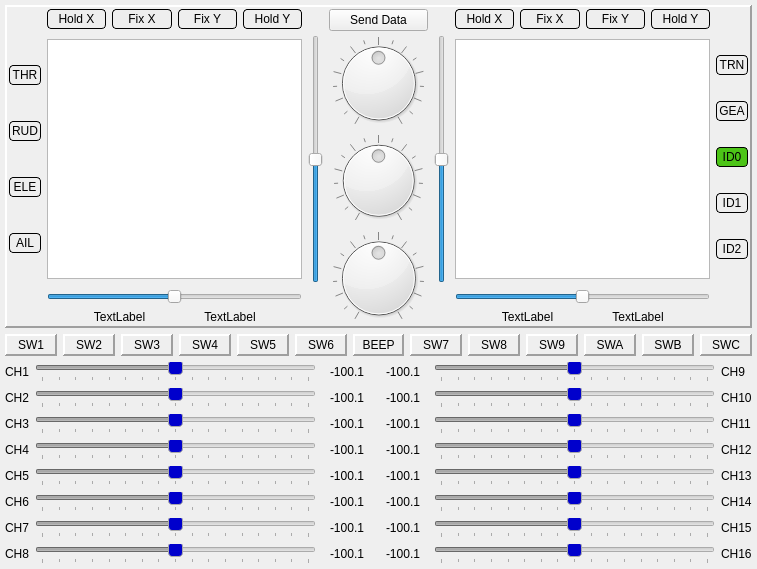
This is src/simulatordialog.ui in xhorizont/eepe as Qt 5 draws it before an edit. The edited form follows.
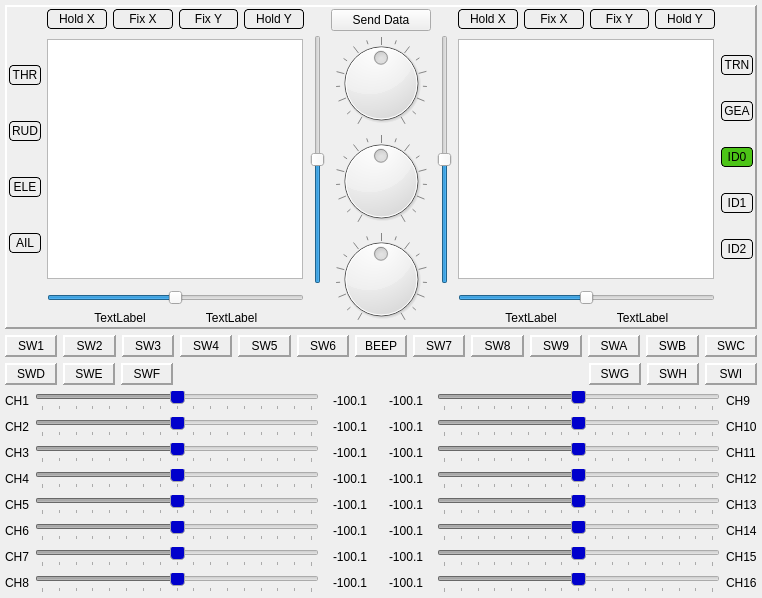
This is the edited form. Icons and pictures are not drawn.

The edit to the form file:
```diff
--- a/src/simulatordialog.ui
+++ b/src/simulatordialog.ui
@@ -6,8 +6,8 @@
    <rect>
     <x>0</x>
     <y>0</y>
-    <width>757</width>
-    <height>569</height>
+    <width>762</width>
+    <height>598</height>
    </rect>
   </property>
   <property name="windowTitle">
@@ -17,7 +17,7 @@
    <iconset resource="eepe.qrc">
     <normaloff>:/images/simulate.png</normaloff>:/images/simulate.png</iconset>
   </property>
-  <layout class="QVBoxLayout" name="verticalLayout_9" stretch="0,0,0">
+  <layout class="QVBoxLayout" name="verticalLayout_9" stretch="0,0,0,0">
    <property name="margin">
     <number>5</number>
    </property>
@@ -1179,6 +1179,245 @@
      </item>
     </layout>
    </item>
+   <item>
+    <layout class="QHBoxLayout" name="horizontalLayout_2">
+     <item>
+      <widget class="QFrame" name="cswitch_13">
+       <property name="minimumSize">
+        <size>
+         <width>52</width>
+         <height>0</height>
+        </size>
+       </property>
+       <property name="autoFillBackground">
+        <bool>true</bool>
+       </property>
+       <property name="frameShape">
+        <enum>QFrame::Panel</enum>
+       </property>
+       <property name="frameShadow">
+        <enum>QFrame::Raised</enum>
+       </property>
+       <property name="lineWidth">
+        <number>2</number>
+       </property>
+       <layout class="QVBoxLayout" name="verticalLayout_12">
+        <property name="margin">
+         <number>2</number>
+        </property>
+        <item>
+         <widget class="QLabel" name="labelCSW_13">
+          <property name="text">
+           <string>SWD</string>
+          </property>
+          <property name="alignment">
+           <set>Qt::AlignCenter</set>
+          </property>
+         </widget>
+        </item>
+       </layout>
+      </widget>
+     </item>
+     <item>
+      <widget class="QFrame" name="cswitch_14">
+       <property name="minimumSize">
+        <size>
+         <width>52</width>
+         <height>0</height>
+        </size>
+       </property>
+       <property name="autoFillBackground">
+        <bool>true</bool>
+       </property>
+       <property name="frameShape">
+        <enum>QFrame::Panel</enum>
+       </property>
+       <property name="frameShadow">
+        <enum>QFrame::Raised</enum>
+       </property>
+       <property name="lineWidth">
+        <number>2</number>
+       </property>
+       <layout class="QVBoxLayout" name="verticalLayout_18">
+        <property name="margin">
+         <number>2</number>
+        </property>
+        <item>
+         <widget class="QLabel" name="labelCSW_14">
+          <property name="text">
+           <string>SWE</string>
+          </property>
+          <property name="alignment">
+           <set>Qt::AlignCenter</set>
+          </property>
+         </widget>
+        </item>
+       </layout>
+      </widget>
+     </item>
+     <item>
+      <widget class="QFrame" name="cswitch_15">
+       <property name="minimumSize">
+        <size>
+         <width>52</width>
+         <height>0</height>
+        </size>
+       </property>
+       <property name="autoFillBackground">
+        <bool>true</bool>
+       </property>
+       <property name="frameShape">
+        <enum>QFrame::Panel</enum>
+       </property>
+       <property name="frameShadow">
+        <enum>QFrame::Raised</enum>
+       </property>
+       <property name="lineWidth">
+        <number>2</number>
+       </property>
+       <layout class="QVBoxLayout" name="verticalLayout_21">
+        <property name="margin">
+         <number>2</number>
+        </property>
+        <item>
+         <widget class="QLabel" name="labelCSW_15">
+          <property name="text">
+           <string>SWF</string>
+          </property>
+          <property name="alignment">
+           <set>Qt::AlignCenter</set>
+          </property>
+         </widget>
+        </item>
+       </layout>
+      </widget>
+     </item>
+     <item>
+      <spacer name="horizontalSpacer">
+       <property name="orientation">
+        <enum>Qt::Horizontal</enum>
+       </property>
+       <property name="sizeHint" stdset="0">
+        <size>
+         <width>40</width>
+         <height>20</height>
+        </size>
+       </property>
+      </spacer>
+     </item>
+     <item>
+      <widget class="QFrame" name="cswitch_16">
+       <property name="minimumSize">
+        <size>
+         <width>52</width>
+         <height>0</height>
+        </size>
+       </property>
+       <property name="autoFillBackground">
+        <bool>true</bool>
+       </property>
+       <property name="frameShape">
+        <enum>QFrame::Panel</enum>
+       </property>
+       <property name="frameShadow">
+        <enum>QFrame::Raised</enum>
+       </property>
+       <property name="lineWidth">
+        <number>2</number>
+       </property>
+       <layout class="QVBoxLayout" name="verticalLayout_22">
+        <property name="margin">
+         <number>2</number>
+        </property>
+        <item>
+         <widget class="QLabel" name="labelCSW_16">
+          <property name="text">
+           <string>SWG</string>
+          </property>
+          <property name="alignment">
+           <set>Qt::AlignCenter</set>
+          </property>
+         </widget>
+        </item>
+       </layout>
+      </widget>
+     </item>
+     <item>
+      <widget class="QFrame" name="cswitch_17">
+       <property name="minimumSize">
+        <size>
+         <width>52</width>
+         <height>0</height>
+        </size>
+       </property>
+       <property name="autoFillBackground">
+        <bool>true</bool>
+       </property>
+       <property name="frameShape">
+        <enum>QFrame::Panel</enum>
+       </property>
+       <property name="frameShadow">
+        <enum>QFrame::Raised</enum>
+       </property>
+       <property name="lineWidth">
+        <number>2</number>
+       </property>
+       <layout class="QVBoxLayout" name="verticalLayout_23">
+        <property name="margin">
+         <number>2</number>
+        </property>
+        <item>
+         <widget class="QLabel" name="labelCSW_17">
+          <property name="text">
+           <string>SWH</string>
+          </property>
+          <property name="alignment">
+           <set>Qt::AlignCenter</set>
+          </property>
+         </widget>
+        </item>
+       </layout>
+      </widget>
+     </item>
+     <item>
+      <widget class="QFrame" name="cswitch_18">
+       <property name="minimumSize">
+        <size>
+         <width>52</width>
+         <height>0</height>
+        </size>
+       </property>
+       <property name="autoFillBackground">
+        <bool>true</bool>
+       </property>
+       <property name="frameShape">
+        <enum>QFrame::Panel</enum>
+       </property>
+       <property name="frameShadow">
+        <enum>QFrame::Raised</enum>
+       </property>
+       <property name="lineWidth">
+        <number>2</number>
+       </property>
+       <layout class="QVBoxLayout" name="verticalLayout_24">
+        <property name="margin">
+         <number>2</number>
+        </property>
+        <item>
+         <widget class="QLabel" name="labelCSW_18">
+          <property name="text">
+           <string>SWI</string>
+          </property>
+          <property name="alignment">
+           <set>Qt::AlignCenter</set>
+          </property>
+         </widget>
+        </item>
+       </layout>
+      </widget>
+     </item>
+    </layout>
+   </item>
    <item>
     <layout class="QGridLayout" name="gridLayout_4" columnstretch="0,0,0,0,0,0">
      <item row="0" column="0">
```
